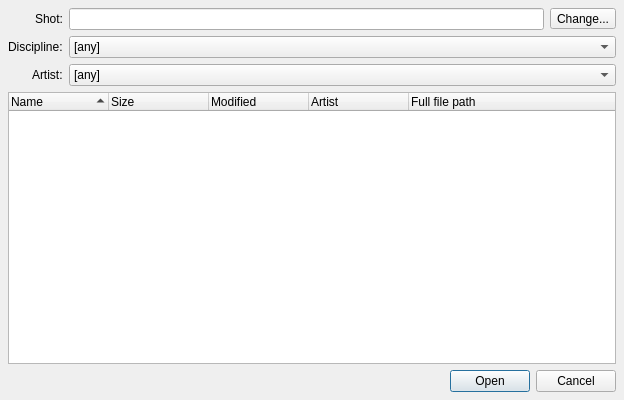
Above: ui/file_open.ui from mjbonnington/icarus-gps before the change. Below: the same form after it.
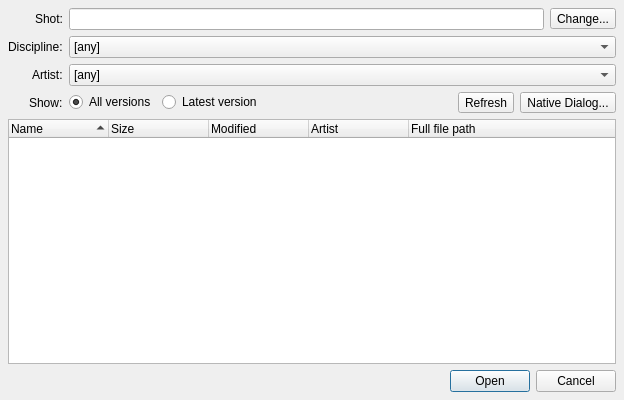
That is the form after the change.

```diff
--- a/ui/file_open.ui
+++ b/ui/file_open.ui
@@ -207,6 +207,114 @@
         </item>
        </widget>
       </item>
+      <item row="3" column="0">
+       <widget class="QLabel" name="view_label">
+        <property name="text">
+         <string>Show:</string>
+        </property>
+        <property name="buddy">
+         <cstring>versionAll_radioButton</cstring>
+        </property>
+       </widget>
+      </item>
+      <item row="3" column="1">
+       <widget class="QFrame" name="view_frame">
+        <property name="frameShape">
+         <enum>QFrame::NoFrame</enum>
+        </property>
+        <property name="frameShadow">
+         <enum>QFrame::Plain</enum>
+        </property>
+        <property name="lineWidth">
+         <number>0</number>
+        </property>
+        <layout class="QHBoxLayout" name="view_horizontalLayout">
+         <property name="margin">
+          <number>0</number>
+         </property>
+         <item>
+          <widget class="QRadioButton" name="versionAll_radioButton">
+           <property name="text">
+            <string>All versions</string>
+           </property>
+           <property name="checked">
+            <bool>true</bool>
+           </property>
+           <property name="xmlTag" stdset="0">
+            <string>show</string>
+           </property>
+          </widget>
+         </item>
+         <item>
+          <widget class="QRadioButton" name="versionLatest_radioButton">
+           <property name="text">
+            <string>Latest version</string>
+           </property>
+           <property name="xmlTag" stdset="0">
+            <string>show</string>
+           </property>
+          </widget>
+         </item>
+         <item>
+          <spacer name="horizontalSpacer">
+           <property name="orientation">
+            <enum>Qt::Horizontal</enum>
+           </property>
+           <property name="sizeHint" stdset="0">
+            <size>
+             <width>40</width>
+             <height>20</height>
+            </size>
+           </property>
+          </spacer>
+         </item>
+         <item>
+          <widget class="QToolButton" name="refresh_toolButton">
+           <property name="toolTip">
+            <string>Refresh the view</string>
+           </property>
+           <property name="text">
+            <string>Refresh</string>
+           </property>
+           <property name="iconSize">
+            <size>
+             <width>15</width>
+             <height>15</height>
+            </size>
+           </property>
+           <property name="toolButtonStyle">
+            <enum>Qt::ToolButtonTextBesideIcon</enum>
+           </property>
+           <property name="noBackground" stdset="0">
+            <bool>false</bool>
+           </property>
+          </widget>
+         </item>
+         <item>
+          <widget class="QToolButton" name="nativeDialog_toolButton">
+           <property name="toolTip">
+            <string>Open the application's native dialog for opening files</string>
+           </property>
+           <property name="text">
+            <string>Native Dialog...</string>
+           </property>
+           <property name="iconSize">
+            <size>
+             <width>15</width>
+             <height>15</height>
+            </size>
+           </property>
+           <property name="toolButtonStyle">
+            <enum>Qt::ToolButtonTextBesideIcon</enum>
+           </property>
+           <property name="noBackground" stdset="0">
+            <bool>false</bool>
+           </property>
+          </widget>
+         </item>
+        </layout>
+       </widget>
+      </item>
      </layout>
     </widget>
    </item>
```
Left out of the diff: 13 changed lines with no effect on the pictures.
